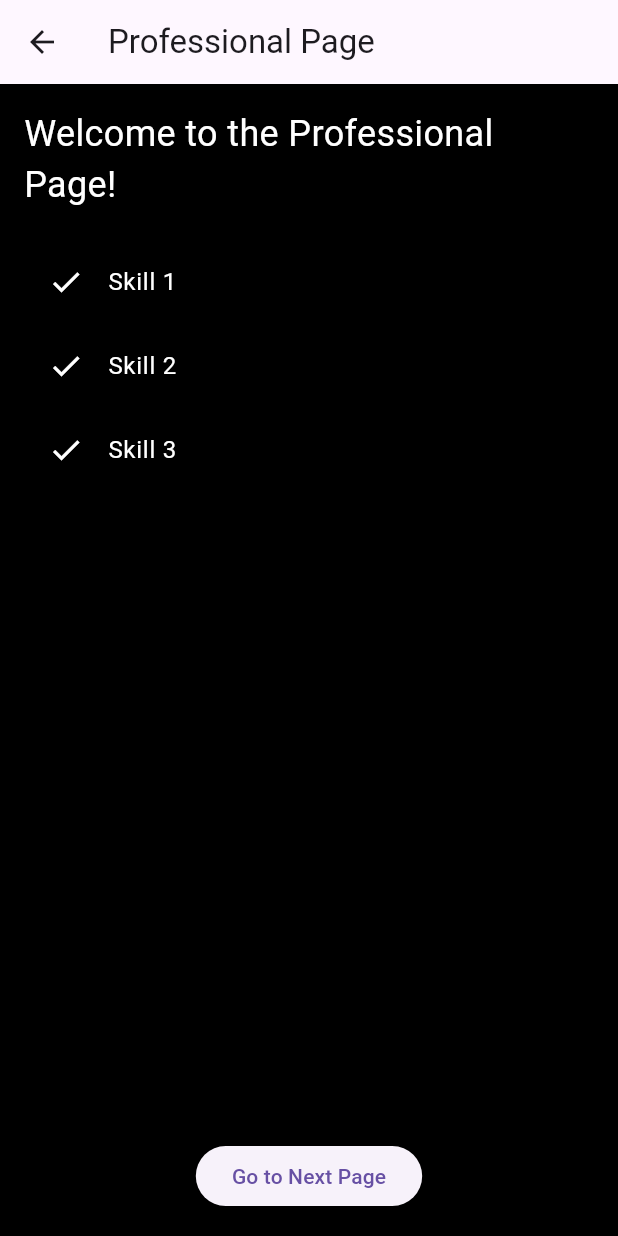
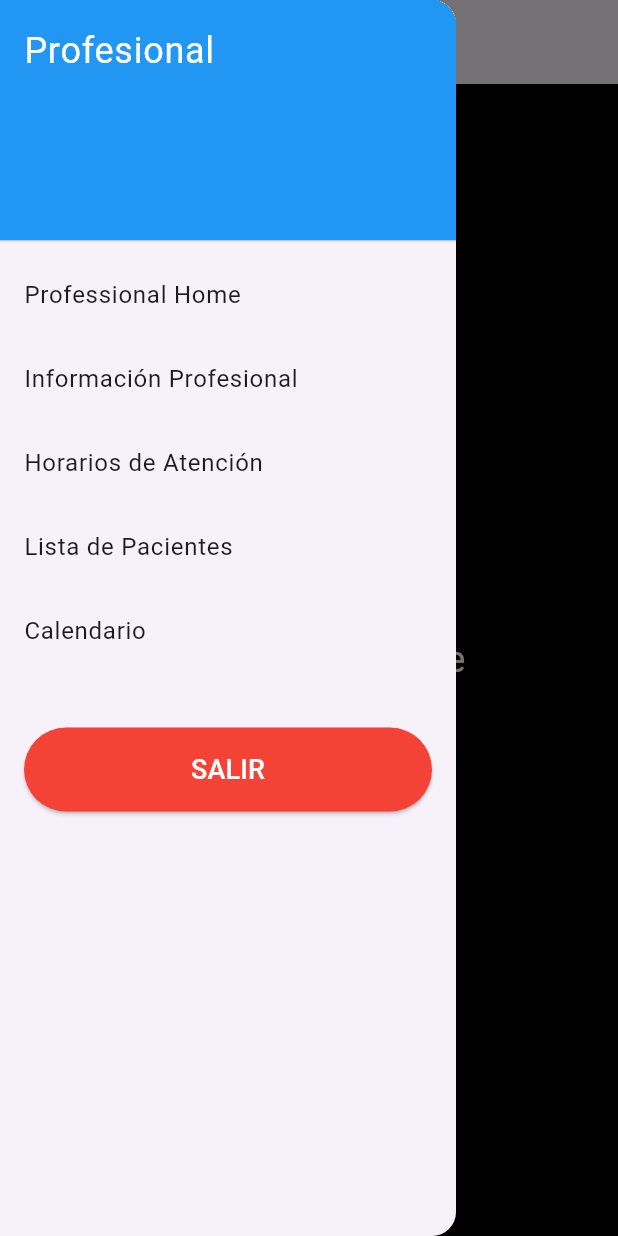
Before and after one commit to Kuater23/psiconnect, a Flutter app: the ProfessionalPage screen opened by its route, with the side drawer open (before the commit the screen has no drawer), on a phone screen of 412 x 824 dp. Run offline on Flutter 3.47's test engine with Material 3 defaults, Android fonts, the phone set to English and light mode, and no system bars; our stand-ins replace cloud_firestore, firebase_auth, firebase_core, flutter_hooks, flutter_riverpod, google_sign_in and 4 more; accounts and stored records are empty.

Commit message:
Commit primera version professional_page

```diff
--- a/lib/src/screens/professional_page.dart
+++ b/lib/src/screens/professional_page.dart
@@ -15,14 +15,14 @@ class MyApp extends StatelessWidget {
     return ProviderScope(
       child: MaterialApp(
         theme: ThemeData(
-          brightness: Brightness.dark, // Tema oscuro
+          brightness: Brightness.dark,
           primaryColor: Colors.blue,
           colorScheme: ColorScheme.dark().copyWith(
-            secondary: Colors.blueAccent, // Reemplazo de accentColor
+            secondary: Colors.blueAccent,
           ),
           textTheme: TextTheme(
-            bodyLarge: TextStyle(color: Colors.white), // Reemplazo de bodyText1
-            bodyMedium: TextStyle(color: Colors.white), // Reemplazo de bodyText2
+            bodyLarge: TextStyle(color: Colors.white),
+            bodyMedium: TextStyle(color: Colors.white),
           ),
         ),
         home: ProfessionalPage(),
@@ -37,99 +37,120 @@ class ProfessionalPage extends ConsumerStatefulWidget {
 }
 
 class _ProfessionalPageState extends ConsumerState<ProfessionalPage> {
-  final _formKey = GlobalKey<FormState>();
   final PageController _pageController = PageController();
-
-  // Controladores para los campos de texto
-  final TextEditingController _nameController = TextEditingController();
-  final TextEditingController _ageController = TextEditingController();
-  final TextEditingController _genderController = TextEditingController();
-  final TextEditingController _phoneController = TextEditingController();
-  final TextEditingController _addressController = TextEditingController();
-  final TextEditingController _allergiesController = TextEditingController();
-  final TextEditingController _chronicDiseasesController = TextEditingController();
-  final TextEditingController _currentMedicationsController = TextEditingController();
+  String _pageTitle = 'Professional Page'; // Título de la página
 
   @override
   void dispose() {
     _pageController.dispose();
-    _nameController.dispose();
-    _ageController.dispose();
-    _genderController.dispose();
-    _phoneController.dispose();
-    _addressController.dispose();
-    _allergiesController.dispose();
-    _chronicDiseasesController.dispose();
-    _currentMedicationsController.dispose();
     super.dispose();
+  }
+
+  void _onMenuItemSelected(int pageIndex, String title) {
+    setState(() {
+      _pageTitle = title;
+    });
+    _pageController.jumpToPage(pageIndex);
+    Navigator.pop(context); // Cerrar el drawer
   }
 
   @override
   Widget build(BuildContext context) {
     return Scaffold(
       appBar: AppBar(
-        title: Text('Professional Page'),
+        title: Text(_pageTitle),
       ),
-      body: Container(
-        color: Colors.black,
-        child: Center(
-          child: Padding(
-            padding: const EdgeInsets.all(16.0),
-            child: Column(
-              children: <Widget>[
-                Text(
-                  'Welcome to the Professional Page!',
-                  style: TextStyle(fontSize: 24, color: Colors.white),
+      drawer: _buildDrawer(context),
+      body: PageView(
+        controller: _pageController,
+        physics: NeverScrollableScrollPhysics(), // Deshabilita el swipe
+        children: [
+          _buildSection('Professional Home', Colors.black),
+          _buildSection('Información Profesional', Colors.blueGrey),
+          _buildSection('Horarios de Atención', Colors.green),
+          _buildSection('Lista de Pacientes', Colors.orange),
+          _buildSection('Calendario', Colors.purple),
+        ],
+      ),
+    );
+  }
+
+  // Drawer (Menú lateral) para la ProfessionalPage
+  Drawer _buildDrawer(BuildContext context) {
+    return Drawer(
+      child: ListView(
+        padding: EdgeInsets.zero,
+        children: [
+          DrawerHeader(
+            decoration: BoxDecoration(
+              color: Colors.blue,
+            ),
+            child: Text(
+              'Profesional',
+              style: TextStyle(
+                color: Colors.white,
+                fontSize: 24,
+              ),
+            ),
+          ),
+          ListTile(
+            title: Text('Professional Home'),
+            onTap: () => _onMenuItemSelected(0, 'Professional Page'),
+          ),
+          ListTile(
+            title: Text('Información Profesional'),
+            onTap: () => _onMenuItemSelected(1, 'Información Profesional'),
+          ),
+          ListTile(
+            title: Text('Horarios de Atención'),
+            onTap: () => _onMenuItemSelected(2, 'Horarios de Atención'),
+          ),
+          ListTile(
+            title: Text('Lista de Pacientes'),
+            onTap: () => _onMenuItemSelected(3, 'Lista de Pacientes'),
+          ),
+          ListTile(
+            title: Text('Calendario'),
+            onTap: () => _onMenuItemSelected(4, 'Calendario'),
           ),
           SizedBox(height: 20),
-                Flexible(
-                  child: ListView(
-                    children: <Widget>[
-                      ListTile(
-                        leading: Icon(Icons.check, color: Colors.white),
-                        title: Text('Skill 1', style: TextStyle(color: Colors.white)),
+          Padding(
+            padding: const EdgeInsets.all(16.0),
+            child: ElevatedButton(
+              onPressed: () {
+                Navigator.pushReplacementNamed(context, '/login');
+              },
+              style: ElevatedButton.styleFrom(
+                backgroundColor: Colors.red,
+                shape: RoundedRectangleBorder(
+                  borderRadius: BorderRadius.circular(30.0),
                 ),
-                      ListTile(
-                        leading: Icon(Icons.check, color: Colors.white),
-                        title: Text('Skill 2', style: TextStyle(color: Colors.white)),
+                padding: EdgeInsets.symmetric(vertical: 15.0),
               ),
-                      ListTile(
-                        leading: Icon(Icons.check, color: Colors.white),
-                        title: Text('Skill 3', style: TextStyle(color: Colors.white)),
+              child: Text(
+                'SALIR',
+                style: TextStyle(
+                  fontSize: 18,
+                  color: Colors.white,
+                ),
+              ),
+            ),
           ),
         ],
       ),
-                ),
-                ElevatedButton(
-                  onPressed: () {
-                    // Implementar lógica de navegación
-                    Navigator.push(
-                      context,
-                      MaterialPageRoute(builder: (context) => AnotherPage()),
     );
-                  },
-                  child: Text('Go to Next Page'),
-                ),
-              ],
-            ),
-          ),
+  }
+
+  // Sección para cada opción del menú con diferentes colores de fondo
+  Widget _buildSection(String title, Color color) {
+    return Container(
+      color: color,
+      child: Center(
+        child: Text(
+          title,
+          style: TextStyle(fontSize: 24, color: Colors.white),
         ),
       ),
     );
   }
 }
-
-// Página de ejemplo para navegación
-class AnotherPage extends StatelessWidget {
-  @override
-  Widget build(BuildContext context) {
-    return Scaffold(
-      appBar: AppBar(
-        title: Text('Another Page'),
-      ),
-      body: Center(
-        child: Text('This is the next page'),
-      ),
-    );
-  }
-}
```
Lines whose indentation alone changed are shown as unchanged.
